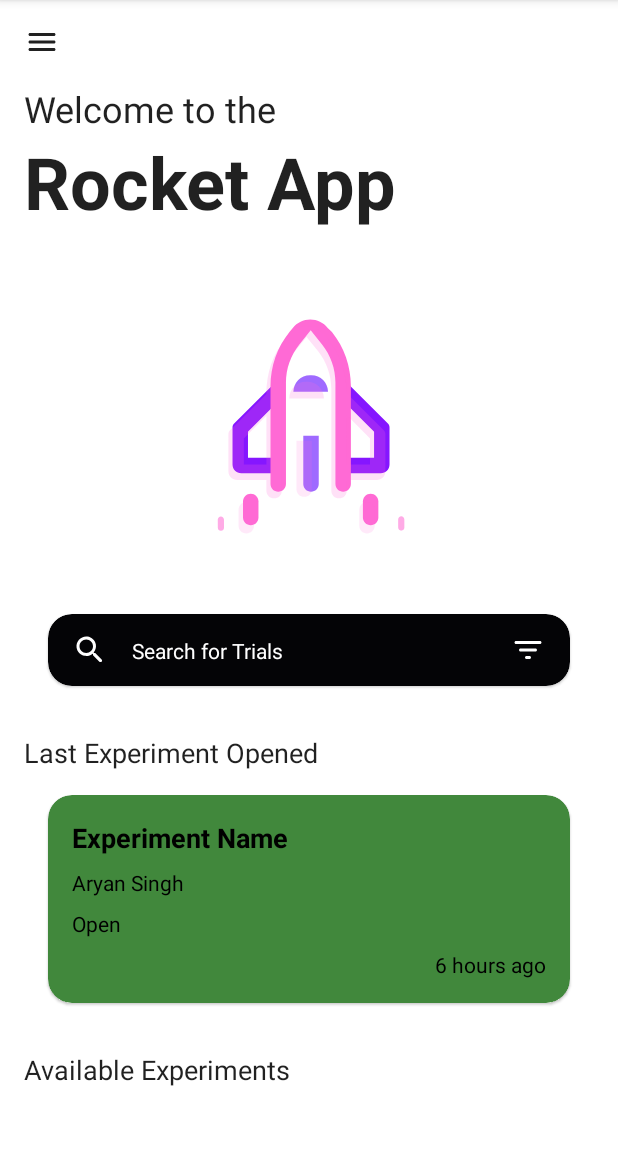
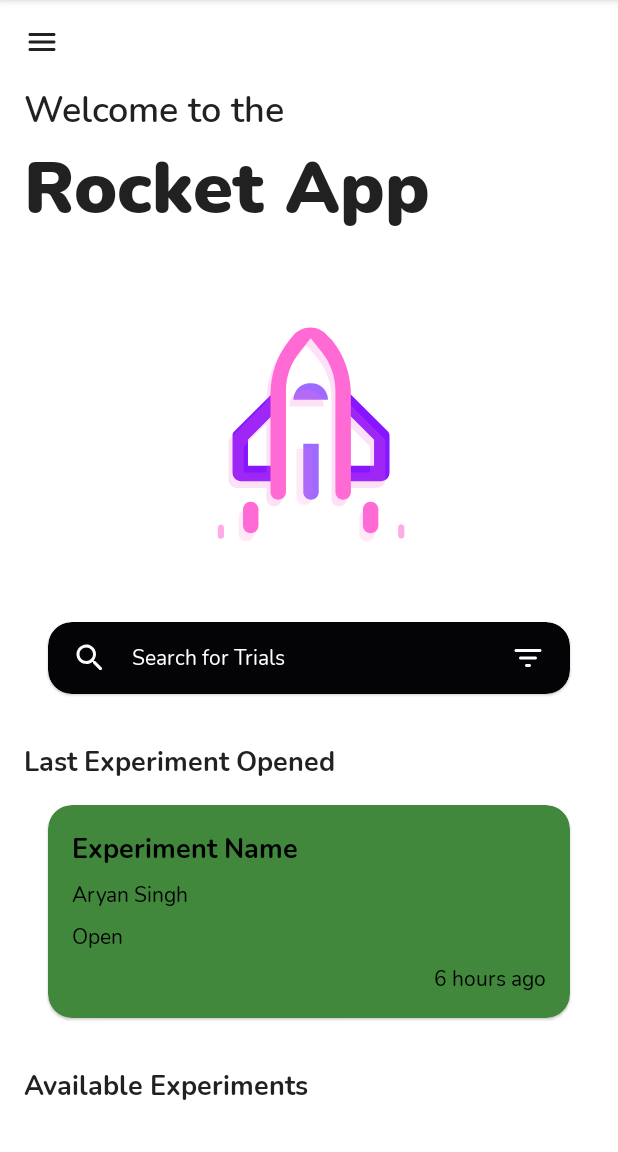
Before and after one commit to AnthonyMarkD/Dark-Ui-Test-RocketLab, an Android app: the screen it shows after launch (MainActivity), on a phone screen of 412 x 824 dp, the part 84-1236 px from its top. Run offline under Robolectric (Android 15) with nearby library versions, the phone set to English and light mode, and no system bars.

Commit message:
Added in Custom Font

```diff
--- a/DarkUi/app/src/main/res/layout/activity_main.xml
+++ b/DarkUi/app/src/main/res/layout/activity_main.xml
@@ -8,8 +8,7 @@
 
     <androidx.constraintlayout.widget.ConstraintLayout
         android:layout_width="match_parent"
-        android:layout_height="match_parent"
-        >
+        android:layout_height="match_parent">
 
         <ImageView
             android:id="@+id/imageView"
@@ -33,6 +32,7 @@
             android:layout_marginStart="16dp"
             android:layout_marginTop="16dp"
             android:layout_marginEnd="16dp"
+            android:fontFamily="@font/nunito_semibold"
             android:text="Welcome to the"
             android:textColor="@color/material_on_surface_emphasis_high_type"
             android:textSize="24sp"
@@ -49,10 +49,11 @@
             android:layout_height="wrap_content"
             android:layout_marginStart="16dp"
             android:layout_marginEnd="16dp"
+            android:fontFamily="@font/nunito_black"
             android:text="Rocket App"
             android:textColor="@color/material_on_surface_emphasis_high_type"
             android:textSize="48sp"
-            android:textStyle="bold"
+
             app:layout_constraintBottom_toBottomOf="parent"
             app:layout_constraintEnd_toEndOf="parent"
             app:layout_constraintHorizontal_bias="0.0"
@@ -101,6 +102,7 @@
                     android:layout_height="wrap_content"
                     android:layout_marginStart="16dp"
                     android:layout_marginEnd="16dp"
+                    android:fontFamily="@font/nunito_regular"
                     android:text="Search for Trials"
                     android:textColor="?attr/searchBarTextColor"
                     app:layout_constraintBottom_toBottomOf="parent"
@@ -154,6 +156,7 @@
             android:layout_marginStart="16dp"
             android:layout_marginTop="32dp"
             android:layout_marginBottom="16dp"
+            android:fontFamily="@font/nunito_bold"
             android:text="Last Experiment Opened"
             android:textColor="@color/material_on_surface_emphasis_high_type"
             android:textSize="18sp"
@@ -192,10 +195,10 @@
                     android:layout_marginStart="16dp"
                     android:layout_marginTop="16dp"
                     android:layout_marginBottom="16dp"
+                    android:fontFamily="@font/nunito_bold"
                     android:text="Experiment Name"
+                    android:textColor="@color/black"
                     android:textSize="18sp"
-                    android:textColor="@color/black"
-                    android:textStyle="bold"
                     app:layout_constraintBottom_toBottomOf="parent"
                     app:layout_constraintEnd_toEndOf="parent"
                     app:layout_constraintHorizontal_bias="0.0"
@@ -209,8 +212,9 @@
                     android:layout_height="wrap_content"
                     android:layout_marginStart="16dp"
                     android:layout_marginTop="8dp"
+                    android:fontFamily="@font/nunito_regular"
+                    android:text="Aryan Singh"
                     android:textColor="@color/black"
-                    android:text="Aryan Singh"
                     app:layout_constraintBottom_toBottomOf="parent"
                     app:layout_constraintEnd_toEndOf="parent"
                     app:layout_constraintHorizontal_bias="0.0"
@@ -224,8 +228,9 @@
                     android:layout_height="wrap_content"
                     android:layout_marginStart="16dp"
                     android:layout_marginTop="8dp"
+                    android:fontFamily="@font/nunito_regular"
+                    android:text="Open"
                     android:textColor="@color/black"
-                    android:text="Open"
                     app:layout_constraintBottom_toBottomOf="parent"
                     app:layout_constraintEnd_toEndOf="parent"
                     app:layout_constraintHorizontal_bias="0.0"
@@ -240,8 +245,9 @@
                     android:layout_marginTop="8dp"
                     android:layout_marginEnd="16dp"
                     android:layout_marginBottom="16dp"
+                    android:fontFamily="@font/nunito_regular"
+                    android:text="6 hours ago"
                     android:textColor="@color/black"
-                    android:text="6 hours ago"
                     app:layout_constraintBottom_toBottomOf="parent"
                     app:layout_constraintEnd_toEndOf="parent"
                     app:layout_constraintHorizontal_bias="1.0"
@@ -259,6 +265,7 @@
             android:layout_height="wrap_content"
             android:layout_marginStart="16dp"
             android:layout_marginTop="32dp"
+            android:fontFamily="@font/nunito_bold"
             android:text="Available Experiments"
             android:textColor="@color/material_on_surface_emphasis_high_type"
             android:textSize="18sp"
--- a/DarkUi/app/src/main/res/values-night/themes.xml
+++ b/DarkUi/app/src/main/res/values-night/themes.xml
@@ -11,6 +11,8 @@
         <item name="colorOnSecondary">@color/black</item>
         <item name="searchbarBackground">@color/dark_yellow</item>
         <item name="searchBarTextColor">@color/black</item>
+
+
         <!-- Status bar color. -->
         <item name="android:statusBarColor" tools:targetApi="l">@color/dark_background</item>
         <!-- Customize your theme here. -->
```
Also changed, not shown: DarkUi/app/src/main/res/font/nunito_black.ttf (added), DarkUi/app/src/main/res/font/nunito_blackitalic.ttf (added), DarkUi/app/src/main/res/font/nunito_bold.ttf (added), DarkUi/app/src/main/res/font/nunito_bolditalic.ttf (added), DarkUi/app/src/main/res/font/nunito_extrabold.ttf (added), DarkUi/app/src/main/res/font/nunito_extrabolditalic.ttf (added), DarkUi/app/src/main/res/font/nunito_extralight.ttf (added), DarkUi/app/src/main/res/font/nunito_extralightitalic.ttf (added), DarkUi/app/src/main/res/font/nunito_italic.ttf (added), DarkUi/app/src/main/res/font/nunito_light.ttf (added), DarkUi/app/src/main/res/font/nunito_lightitalic.ttf (added), DarkUi/app/src/main/res/font/nunito_regular.ttf (added), DarkUi/app/src/main/res/font/nunito_semibold.ttf (added), DarkUi/app/src/main/res/font/nunito_semibolditalic.ttf (added).
